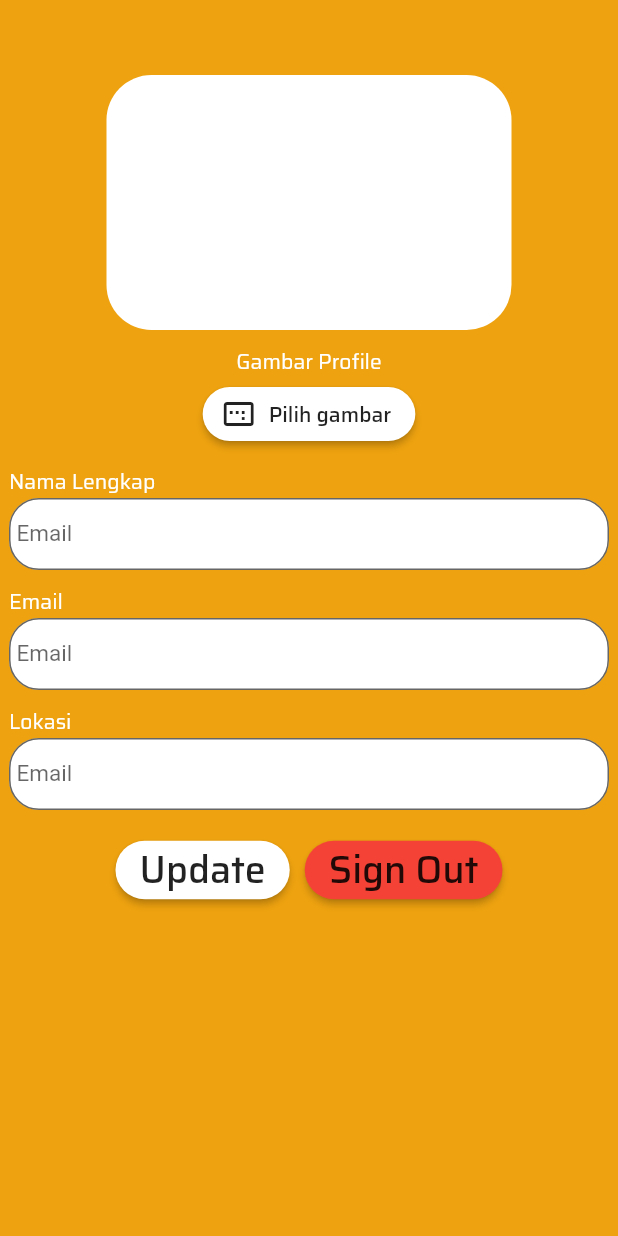
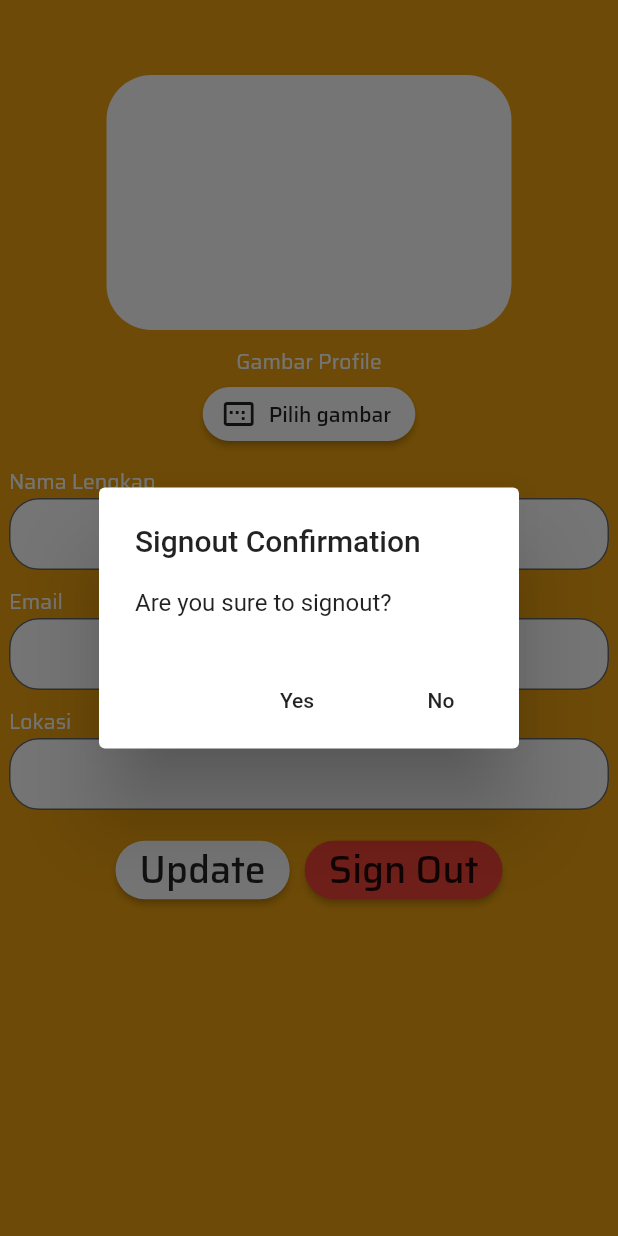
Before and after one commit to Xzellize90/CariKerja, a Flutter app: the ProfileApp screen opened directly, after a tap on "Sign Out", on a phone screen of 412 x 824 dp. Run offline on Flutter 3.47's test engine with Material 2 defaults, Android fonts, the light colour scheme and no system bars; our stand-ins replace circular_profile_avatar, cloud_firestore, equatable, firebase_auth, firebase_core, firebase_storage and 5 more; accounts and stored records are empty; Roboto replaces fonts that are missing (saira).

Commit message:
A_detail&logout

```diff
--- a/lib/ui/pages/Aprofile_page.dart
+++ b/lib/ui/pages/Aprofile_page.dart
@@ -6,8 +6,15 @@ class ProfileApp extends StatefulWidget {
 }
 
 class _ProfileAppState extends State<ProfileApp> {
+  bool isLoading = false;
+
   TextEditingController controllerName;
   TextEditingController controllerPrice;
+  User _auth = FirebaseAuth.instance.currentUser;
+
+  CollectionReference userCollection =
+      FirebaseFirestore.instance.collection("userA");
+  String name, email, hobby, lokai, agama, kerja, pendidikan, ttl, skill;
 
   var ctrlName = TextEditingController();
   var ctrlPrice = TextEditingController();
@@ -21,6 +28,27 @@ class _ProfileAppState extends State<ProfileApp> {
     setState(() {
       imageFile = selectedImage;
     });
+  }
+
+  void getUserUpdate() async {
+    userCollection.doc(_auth.uid).snapshots().listen((event) {
+      name = event.data()['namaA'];
+      email = event.data()['email'];
+      lokai = event.data()['lokasi'];
+      ttl = event.data()['ttlahir'];
+      agama = event.data()['agama'];
+      hobby = event.data()['hobby'];
+      pendidikan = event.data()['spendidikan'];
+      skill = event.data()['skills'];
+      kerja = event.data()['pbekerja'];
+
+      setState(() {});
+    });
+  }
+
+  void initState() {
+    getUserUpdate();
+    super.initState();
   }
 
   @override
@@ -86,12 +114,11 @@ class _ProfileAppState extends State<ProfileApp> {
                           TextStyle(color: Colors.white, fontFamily: 'saira')),
                   TextFormField(
                     keyboardType: TextInputType.emailAddress,
-                    controller: ctrlName,
                     decoration: InputDecoration(
                         contentPadding: EdgeInsets.all(5),
                         filled: true,
                         fillColor: Colors.white,
-                        labelText: 'Email',
+                        labelText: name ?? '',
                         labelStyle: TextStyle(fontSize: 15),
                         hintText: "Write your email",
                         hintStyle: TextStyle(fontSize: 10),
@@ -109,7 +136,7 @@ class _ProfileAppState extends State<ProfileApp> {
                         contentPadding: EdgeInsets.all(5),
                         filled: true,
                         fillColor: Colors.white,
-                        labelText: 'Email',
+                        labelText: email ?? '',
                         labelStyle: TextStyle(fontSize: 15),
                         hintText: "Write your email",
                         hintStyle: TextStyle(fontSize: 10),
@@ -127,7 +154,7 @@ class _ProfileAppState extends State<ProfileApp> {
                         contentPadding: EdgeInsets.all(5),
                         filled: true,
                         fillColor: Colors.white,
-                        labelText: 'Email',
+                        labelText: lokai ?? '',
                         labelStyle: TextStyle(fontSize: 15),
                         hintText: "Write your email",
                         hintStyle: TextStyle(fontSize: 10),
@@ -145,7 +172,7 @@ class _ProfileAppState extends State<ProfileApp> {
                         contentPadding: EdgeInsets.all(5),
                         filled: true,
                         fillColor: Colors.white,
-                        labelText: 'Email',
+                        labelText: ttl ?? '',
                         labelStyle: TextStyle(fontSize: 15),
                         hintText: "Write your email",
                         hintStyle: TextStyle(fontSize: 10),
@@ -163,7 +190,7 @@ class _ProfileAppState extends State<ProfileApp> {
                         contentPadding: EdgeInsets.all(5),
                         filled: true,
                         fillColor: Colors.white,
-                        labelText: 'Email',
+                        labelText: agama ?? '',
                         labelStyle: TextStyle(fontSize: 15),
                         hintText: "Write your email",
                         hintStyle: TextStyle(fontSize: 10),
@@ -181,7 +208,7 @@ class _ProfileAppState extends State<ProfileApp> {
                         contentPadding: EdgeInsets.all(5),
                         filled: true,
                         fillColor: Colors.white,
-                        labelText: 'Email',
+                        labelText: hobby ?? '',
                         labelStyle: TextStyle(fontSize: 15),
                         hintText: "Write your email",
                         hintStyle: TextStyle(fontSize: 10),
@@ -199,7 +226,7 @@ class _ProfileAppState extends State<ProfileApp> {
                         contentPadding: EdgeInsets.all(5),
                         filled: true,
                         fillColor: Colors.white,
-                        labelText: 'Email',
+                        labelText: pendidikan ?? '',
                         labelStyle: TextStyle(fontSize: 15),
                         hintText: "Write your email",
                         hintStyle: TextStyle(fontSize: 10),
@@ -217,7 +244,7 @@ class _ProfileAppState extends State<ProfileApp> {
                         contentPadding: EdgeInsets.all(5),
                         filled: true,
                         fillColor: Colors.white,
-                        labelText: 'Email',
+                        labelText: skill ?? '',
                         labelStyle: TextStyle(fontSize: 15),
                         hintText: "Write your email",
                         hintStyle: TextStyle(fontSize: 10),
@@ -235,7 +262,7 @@ class _ProfileAppState extends State<ProfileApp> {
                         contentPadding: EdgeInsets.all(5),
                         filled: true,
                         fillColor: Colors.white,
-                        labelText: 'Email',
+                        labelText: kerja ?? '',
                         labelStyle: TextStyle(fontSize: 15),
                         hintText: "Write your email",
                         hintStyle: TextStyle(fontSize: 10),
@@ -274,7 +301,49 @@ class _ProfileAppState extends State<ProfileApp> {
                           "Sign Out",
                           style: TextStyle(fontFamily: 'saira', fontSize: 25),
                         ),
-                        onPressed: () {},
+                        onPressed: () {
+                          showDialog(
+                              context: context,
+                              builder: (BuildContext context) {
+                                return AlertDialog(
+                                  title: Text("Signout Confirmation"),
+                                  content: Text("Are you sure to signout?"),
+                                  actions: [
+                                    FlatButton(
+                                      onPressed: () async {
+                                        setState(() {
+                                          isLoading = true;
+                                        });
+                                        await AuthAServices.signout()
+                                            .then((value) {
+                                          if (value) {
+                                            Navigator.pushReplacement(context,
+                                                MaterialPageRoute(
+                                                    builder: (context) {
+                                              return SignInApplicant();
+                                            }));
+                                            setState(() {
+                                              isLoading = false;
+                                            });
+                                          } else {
+                                            setState(() {
+                                              isLoading = false;
+                                            });
+                                          }
+                                        });
+                                      },
+                                      child: Text("Yes"),
+                                    ),
+                                    FlatButton(
+                                      child: Text("No"),
+                                      onPressed: () {
+                                        Navigator.pop(context);
+                                      },
+                                    )
+                                  ],
+                                );
+                              });
+                        },
                         shape: RoundedRectangleBorder(
                             borderRadius: BorderRadius.circular(50)),
                       ),
--- a/lib/ui/pages/pageA.dart
+++ b/lib/ui/pages/pageA.dart
@@ -1,5 +1,8 @@
+import 'package:carikerja/models/models.dart';
 import 'package:carikerja/services/servicesA.dart';
 import 'package:circular_profile_avatar/circular_profile_avatar.dart';
+import 'package:cloud_firestore/cloud_firestore.dart';
+import 'package:firebase_auth/firebase_auth.dart';
 import 'package:flutter/cupertino.dart';
 import 'package:flutter/gestures.dart';
 import 'package:flutter/material.dart';
```
